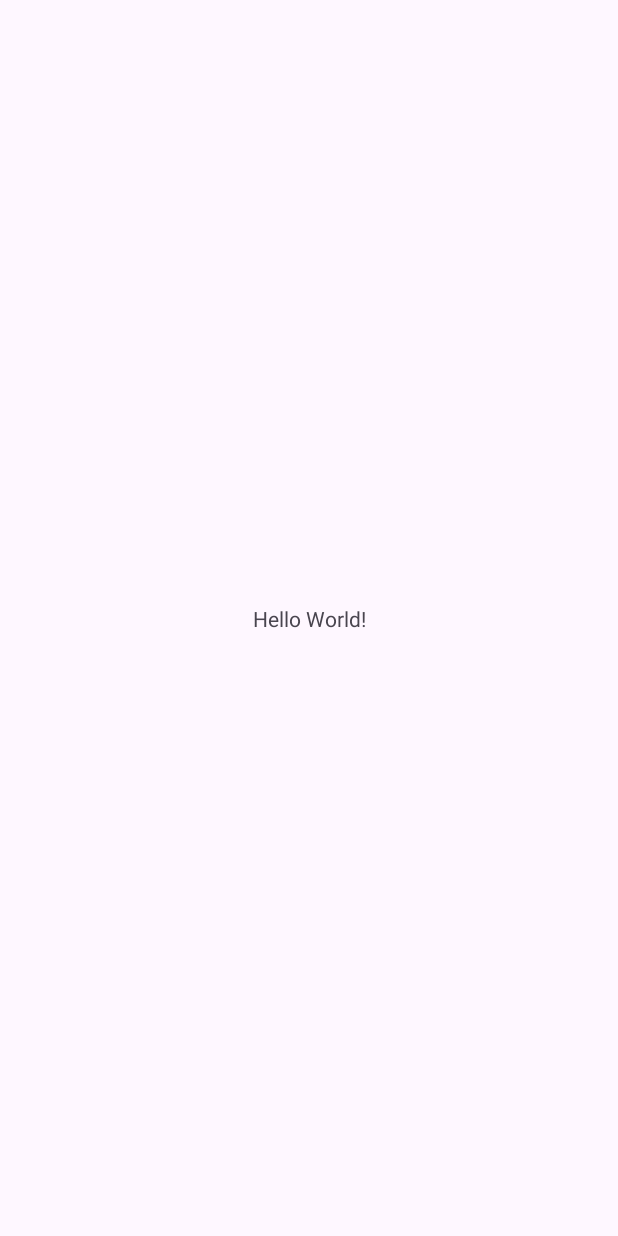
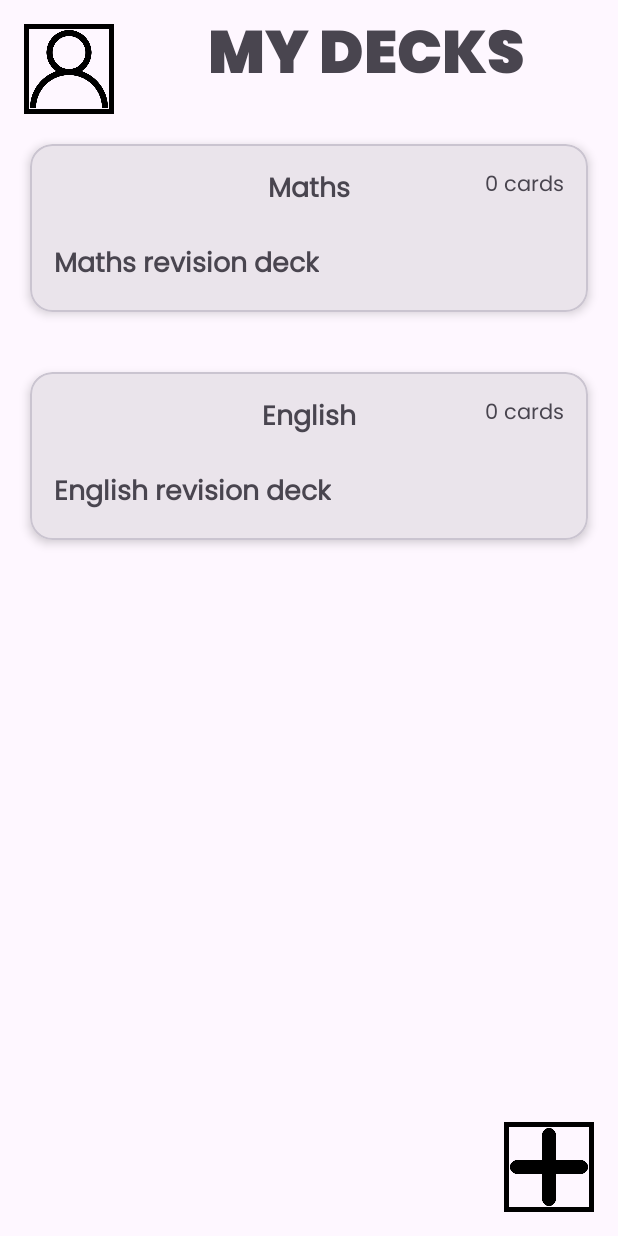
Before and after one commit to NoahRGB/Android-App, an Android app: the screen it shows after launch (MainActivity before the commit, DeckListActivity after it), on a phone screen of 412 x 824 dp. Before the commit the screen is almost empty. Run offline under Robolectric (Android 15) with nearby library versions, the phone set to English and light mode, and no system bars.

Commit message:
basic deck list homepage

```diff
--- a/app/build.gradle.kts
+++ b/app/build.gradle.kts
@@ -43,6 +43,7 @@ dependencies {
     implementation(libs.material)
     implementation(libs.androidx.activity)
     implementation(libs.androidx.constraintlayout)
+    implementation(libs.androidx.recyclerview)
     testImplementation(libs.junit)
     androidTestImplementation(libs.androidx.junit)
     androidTestImplementation(libs.androidx.espresso.core)
--- a/app/src/main/AndroidManifest.xml
+++ b/app/src/main/AndroidManifest.xml
@@ -12,7 +12,7 @@
         android:supportsRtl="true"
         android:theme="@style/Theme.App">
         <activity
-            android:name=".MainActivity"
+            android:name=".DeckListActivity"
             android:exported="true">
             <intent-filter>
                 <action android:name="android.intent.action.MAIN" />
--- /dev/null
+++ b/app/src/main/java/com/example/app/DeckListActivity.kt
@@ -0,0 +1,22 @@
+package com.example.app
+
+import android.os.Bundle
+import androidx.appcompat.app.AppCompatActivity
+
+class DeckListActivity : AppCompatActivity() {
+
+    override fun onCreate(savedInstanceState: Bundle?) {
+
+        super.onCreate(savedInstanceState);
+        setContentView(R.layout.deck_list_activity);
+
+        val deckListView = findViewById<DeckListView>(R.id.deckListView);
+
+        // get this deck list from local storage somehow ?
+        val deckList = mutableListOf(Deck("Maths", "Maths revision deck"), Deck("English", "English revision deck"));
+
+        deckListView.setDecks(deckList);
+
+    }
+
+}
--- /dev/null
+++ b/app/src/main/java/com/example/app/DeckListAdapter.kt
@@ -0,0 +1,31 @@
+package com.example.app
+
+import android.view.LayoutInflater
+import android.view.View
+import android.view.ViewGroup
+import android.widget.TextView
+import androidx.recyclerview.widget.RecyclerView
+
+class DeckListAdapter(private val deckList: List<Deck>) :
+    RecyclerView.Adapter<DeckListAdapter.DeckViewHolder>() {
+
+    class DeckViewHolder(itemView: View) : RecyclerView.ViewHolder(itemView) {
+        val deckNameTextView: TextView = itemView.findViewById(R.id.deckName);
+        val deckDescriptionTextView: TextView = itemView.findViewById(R.id.deckDescription);
+        val cardCountTextView: TextView = itemView.findViewById(R.id.deckCount);
+    }
+
+    override fun onCreateViewHolder(parent: ViewGroup, viewType: Int): DeckViewHolder {
+        val view = LayoutInflater.from(parent.context).inflate(R.layout.deck_list_item, parent, false);
+        return DeckViewHolder(view);
+    }
+
+    override fun onBindViewHolder(holder: DeckViewHolder, position: Int) {
+        val deck = deckList[position];
+        holder.deckNameTextView.text = deck.name;
+        holder.deckDescriptionTextView.text = deck.description;
+        holder.cardCountTextView.text = "${deck.cardCount} cards";
+    }
+
+    override fun getItemCount() = deckList.size;
+}
--- /dev/null
+++ b/app/src/main/java/com/example/app/DeckListView.kt
@@ -0,0 +1,26 @@
+package com.example.app
+
+import android.content.Context
+import android.util.AttributeSet
+import android.view.LayoutInflater
+import androidx.constraintlayout.widget.ConstraintLayout
+import androidx.recyclerview.widget.LinearLayoutManager
+import androidx.recyclerview.widget.RecyclerView
+
+data class Deck(var name: String, var description: String) {
+    var cardCount: Int = 0;
+}
+
+class DeckListView : ConstraintLayout {
+
+    private val recyclerView: RecyclerView;
+
+    @JvmOverloads constructor(context: Context, attrs: AttributeSet? = null, defStyleAttr: Int = 0) : super(context, attrs, defStyleAttr) {
+        LayoutInflater.from(context).inflate(R.layout.deck_list_view, this, true);
+        recyclerView = findViewById(R.id.deckListRecyclerView);
+    }
+
+    fun setDecks(deckList: List<Deck>) {
+        recyclerView.adapter = DeckListAdapter(deckList);
+    }
+}
--- a/app/src/main/java/com/example/app/MainActivity.kt
+++ /dev/null
@@ -1,20 +0,0 @@
-package com.example.app
-
-import android.os.Bundle
-import androidx.activity.enableEdgeToEdge
-import androidx.appcompat.app.AppCompatActivity
-import androidx.core.view.ViewCompat
-import androidx.core.view.WindowInsetsCompat
-
-class MainActivity : AppCompatActivity() {
-    override fun onCreate(savedInstanceState: Bundle?) {
-        super.onCreate(savedInstanceState)
-        enableEdgeToEdge()
-        setContentView(R.layout.activity_main)
-        ViewCompat.setOnApplyWindowInsetsListener(findViewById(R.id.main)) { v, insets ->
-            val systemBars = insets.getInsets(WindowInsetsCompat.Type.systemBars())
-            v.setPadding(systemBars.left, systemBars.top, systemBars.right, systemBars.bottom)
-            insets
-        }
-    }
-}
--- /dev/null
+++ b/app/src/main/res/drawable/image_button_border.xml
@@ -0,0 +1,7 @@
+<?xml version="1.0" encoding="utf-8"?>
+<shape xmlns:android="http://schemas.android.com/apk/res/android"
+    android:shape="rectangle">
+    <stroke
+        android:width="3dp"
+        android:color="@android:color/black" />
+</shape>
--- a/app/src/main/res/layout/activity_main.xml
+++ /dev/null
@@ -1,19 +0,0 @@
-<?xml version="1.0" encoding="utf-8"?>
-<androidx.constraintlayout.widget.ConstraintLayout xmlns:android="http://schemas.android.com/apk/res/android"
-    xmlns:app="http://schemas.android.com/apk/res-auto"
-    xmlns:tools="http://schemas.android.com/tools"
-    android:id="@+id/main"
-    android:layout_width="match_parent"
-    android:layout_height="match_parent"
-    tools:context=".MainActivity">
-
-    <TextView
-        android:layout_width="wrap_content"
-        android:layout_height="wrap_content"
-        android:text="Hello World!"
-        app:layout_constraintBottom_toBottomOf="parent"
-        app:layout_constraintEnd_toEndOf="parent"
-        app:layout_constraintStart_toStartOf="parent"
-        app:layout_constraintTop_toTopOf="parent" />
-
-</androidx.constraintlayout.widget.ConstraintLayout>
--- /dev/null
+++ b/app/src/main/res/layout/deck_list_activity.xml
@@ -0,0 +1,54 @@
+<?xml version="1.0" encoding="utf-8"?>
+
+<androidx.constraintlayout.widget.ConstraintLayout xmlns:android="http://schemas.android.com/apk/res/android"
+    xmlns:app="http://schemas.android.com/apk/res-auto"
+    xmlns:tools="http://schemas.android.com/tools"
+    android:id="@+id/main"
+    android:layout_width="match_parent"
+    android:layout_height="match_parent"
+    android:fitsSystemWindows="true"
+    tools:context=".DeckListActivity">
+
+    <androidx.constraintlayout.widget.ConstraintLayout
+        android:id="@+id/header"
+        android:layout_width="match_parent"
+        android:layout_height="wrap_content"
+        app:layout_constraintTop_toTopOf="parent"
+        tools:context=".DeckListActivity"
+        tools:layout_editor_absoluteX="0dp">
+
+        <ImageButton
+            android:id="@+id/accountIcon"
+            android:layout_width="60dp"
+            android:layout_height="60dp"
+            android:layout_margin="16dp"
+            android:background="@drawable/image_button_border"
+            android:contentDescription="@string/account_icon"
+            android:padding="4dp"
+            android:scaleType="fitCenter"
+            android:src="@drawable/user"
+            app:layout_constraintStart_toStartOf="parent"
+            app:layout_constraintTop_toTopOf="parent" />
+
+        <TextView
+            android:id="@+id/textView"
+            android:layout_width="wrap_content"
+            android:layout_height="wrap_content"
+            android:fontFamily="@font/poppins_black"
+            android:text="@string/DeckListTitle"
+            android:textSize="40sp"
+            app:layout_constraintBottom_toBottomOf="parent"
+            app:layout_constraintEnd_toEndOf="parent"
+            app:layout_constraintStart_toEndOf="@+id/accountIcon"
+            app:layout_constraintTop_toTopOf="parent" />
+
+    </androidx.constraintlayout.widget.ConstraintLayout>
+
+    <com.example.app.DeckListView
+        android:id="@+id/deckListView"
+        android:layout_width="match_parent"
+        android:layout_height="0dp"
+        app:layout_constraintBottom_toBottomOf="parent"
+        app:layout_constraintTop_toBottomOf="@+id/header" />
+
+</androidx.constraintlayout.widget.ConstraintLayout>
--- /dev/null
+++ b/app/src/main/res/layout/deck_list_item.xml
@@ -0,0 +1,51 @@
+<?xml version="1.0" encoding="utf-8"?>
+<com.google.android.material.card.MaterialCardView
+    xmlns:android="http://schemas.android.com/apk/res/android"
+    xmlns:app="http://schemas.android.com/apk/res-auto"
+    android:layout_width="match_parent"
+    android:layout_height="wrap_content"
+    android:layout_margin="20dp"
+    app:cardElevation="4dp"
+    app:cardCornerRadius="15dp">
+
+    <androidx.constraintlayout.widget.ConstraintLayout
+        android:layout_width="match_parent"
+        android:layout_height="wrap_content"
+        android:padding="16dp">
+
+        <TextView
+            android:id="@+id/deckName"
+            android:layout_width="wrap_content"
+            android:layout_height="wrap_content"
+            android:text="Deck Name"
+            android:textSize="18sp"
+            android:fontFamily="@font/poppins"
+            android:textStyle="bold"
+            app:layout_constraintEnd_toEndOf="parent"
+            app:layout_constraintStart_toStartOf="parent"
+            app:layout_constraintTop_toTopOf="parent" />
+
+        <TextView
+            android:id="@+id/deckDescription"
+            android:layout_width="wrap_content"
+            android:layout_height="wrap_content"
+            android:layout_marginTop="50dp"
+            android:text="Deck description"
+            android:textSize="18sp"
+            android:fontFamily="@font/poppins"
+            android:textStyle="bold"
+            app:layout_constraintStart_toStartOf="parent"
+            app:layout_constraintTop_toTopOf="parent" />
+
+        <TextView
+            android:id="@+id/deckCount"
+            android:layout_width="wrap_content"
+            android:layout_height="wrap_content"
+            android:fontFamily="@font/poppins"
+            android:text="0 cards"
+            app:layout_constraintEnd_toEndOf="parent"
+            app:layout_constraintTop_toTopOf="parent" />
+
+    </androidx.constraintlayout.widget.ConstraintLayout>
+
+</com.google.android.material.card.MaterialCardView>
--- /dev/null
+++ b/app/src/main/res/layout/deck_list_view.xml
@@ -0,0 +1,33 @@
+<?xml version="1.0" encoding="utf-8"?>
+
+<androidx.constraintlayout.widget.ConstraintLayout xmlns:android="http://schemas.android.com/apk/res/android"
+    xmlns:app="http://schemas.android.com/apk/res-auto"
+    xmlns:tools="http://schemas.android.com/tools"
+    android:layout_width="match_parent"
+    android:layout_height="match_parent"
+    android:fitsSystemWindows="true">
+
+    <androidx.recyclerview.widget.RecyclerView
+        android:id="@+id/deckListRecyclerView"
+        android:layout_width="0dp"
+        android:layout_height="0dp"
+        app:layoutManager="androidx.recyclerview.widget.LinearLayoutManager"
+        app:layout_constraintBottom_toTopOf="@+id/addDeckButton"
+        app:layout_constraintEnd_toEndOf="parent"
+        app:layout_constraintStart_toStartOf="parent"
+        app:layout_constraintTop_toTopOf="parent" />
+
+    <ImageButton
+        android:id="@+id/addDeckButton"
+        android:layout_width="60dp"
+        android:layout_height="60dp"
+        android:layout_margin="16dp"
+        android:background="@drawable/image_button_border"
+        android:contentDescription="@string/account_icon"
+        android:padding="4dp"
+        android:scaleType="fitCenter"
+        app:layout_constraintBottom_toBottomOf="parent"
+        app:layout_constraintEnd_toEndOf="parent"
+        app:srcCompat="@drawable/plus" />
+
+</androidx.constraintlayout.widget.ConstraintLayout>
--- a/app/src/main/res/values/colors.xml
+++ b/app/src/main/res/values/colors.xml
@@ -2,4 +2,5 @@
 <resources>
     <color name="black">#FF000000</color>
     <color name="white">#FFFFFFFF</color>
+    <color name="app_primary">#333333</color>
 </resources>
--- a/app/src/main/res/values/strings.xml
+++ b/app/src/main/res/values/strings.xml
@@ -1,3 +1,5 @@
 <resources>
     <string name="app_name">App</string>
+    <string name="account_icon">Account icon</string>
+    <string name="DeckListTitle">MY DECKS</string>
 </resources>
--- a/app/src/main/res/values/themes.xml
+++ b/app/src/main/res/values/themes.xml
@@ -1,9 +1,11 @@
 <resources xmlns:tools="http://schemas.android.com/tools">
     <!-- Base application theme. -->
+
     <style name="Base.Theme.App" parent="Theme.Material3.DayNight.NoActionBar">
         <!-- Customize your light theme here. -->
-        <!-- <item name="colorPrimary">@color/my_light_primary</item> -->
+         <item name="colorPrimary">@color/app_primary</item>
     </style>
 
     <style name="Theme.App" parent="Base.Theme.App" />
+
 </resources>
--- a/gradle/libs.versions.toml
+++ b/gradle/libs.versions.toml
@@ -9,6 +9,7 @@ appcompat = "1.6.1"
 material = "1.10.0"
 activity = "1.8.0"
 constraintlayout = "2.1.4"
+recyclerview = "1.4.0"
 
 [libraries]
 androidx-core-ktx = { group = "androidx.core", name = "core-ktx", version.ref = "coreKtx" }
@@ -19,6 +20,7 @@ androidx-appcompat = { group = "androidx.appcompat", name = "appcompat", version
 material = { group = "com.google.android.material", name = "material", version.ref = "material" }
 androidx-activity = { group = "androidx.activity", name = "activity", version.ref = "activity" }
 androidx-constraintlayout = { group = "androidx.constraintlayout", name = "constraintlayout", version.ref = "constraintlayout" }
+androidx-recyclerview = { group = "androidx.recyclerview", name = "recyclerview", version.ref = "recyclerview" }
 
 [plugins]
 android-application = { id = "com.android.application", version.ref = "agp" }
```
Also changed, not shown: app/src/main/res/drawable/plus.png (added), app/src/main/res/drawable/user.png (added), app/src/main/res/font/poppins.ttf (added), app/src/main/res/font/poppins_black.ttf (added).
